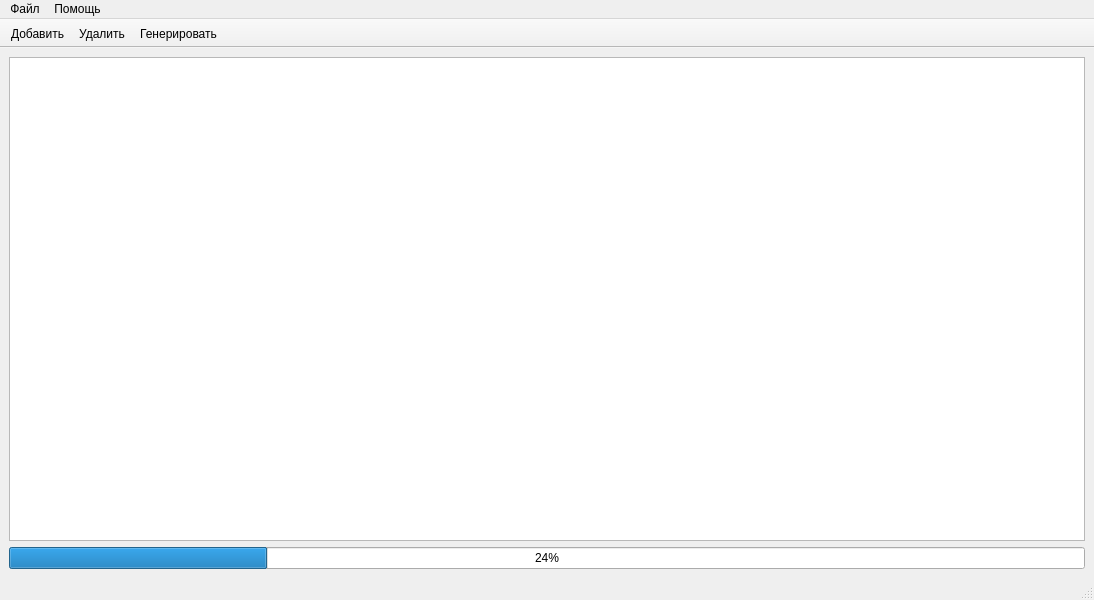
First picture: the form in src/gui/window/mainwindow.ui, repository ArcSigov/generator, before the edit.
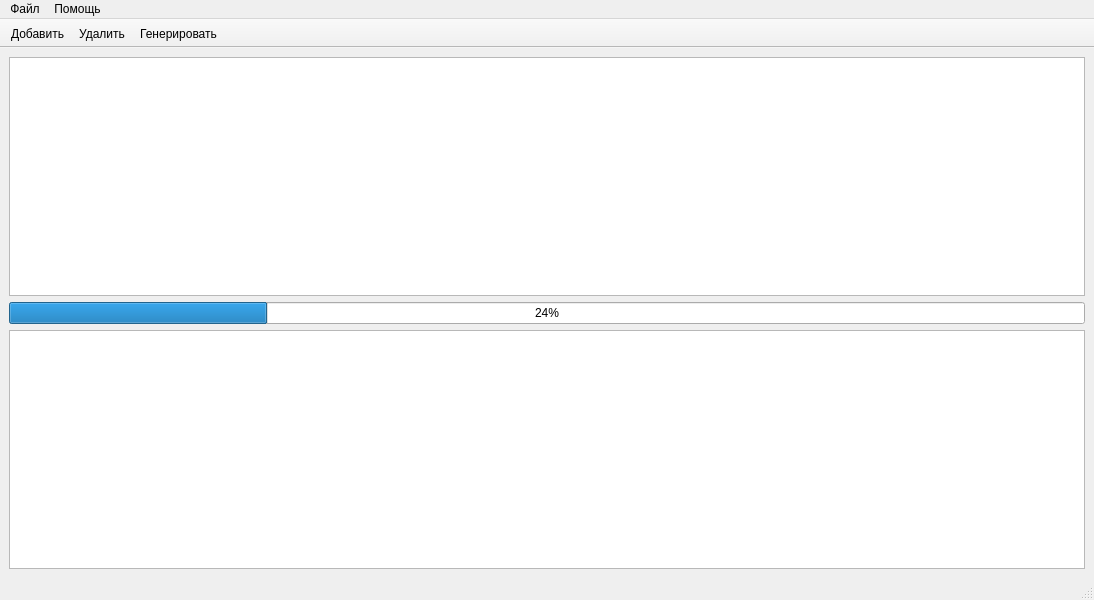
Second picture: the form after the edit.

Patch:
```diff
--- a/src/gui/window/mainwindow.ui
+++ b/src/gui/window/mainwindow.ui
@@ -38,6 +38,9 @@
       </property>
      </widget>
     </item>
+    <item>
+     <widget class="QTextBrowser" name="textBrowser"/>
+    </item>
    </layout>
   </widget>
   <widget class="QMenuBar" name="menubar">
```
